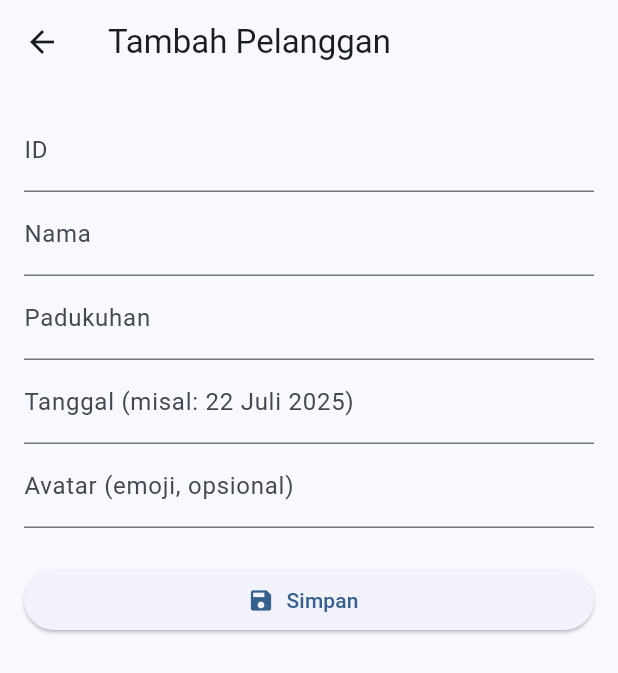
After one commit to Harwas/catat_meter, a Flutter app: the screen it shows after launch, after a tap on the "add" icon, on a phone screen of 412 x 824 dp. The commit adds this screen. Shown: the top 673 px of the screen. Run offline on Flutter 3.47's test engine with Material 3 defaults, Android fonts, the phone set to English and light mode, and no system bars; our stand-ins replace firebase_core, firebase_database; accounts and stored records are empty.

Commit message:
menambahkan fungsi create
lesgooooooo

```diff
--- a/lib/screens/pelanggan_screen.dart
+++ b/lib/screens/pelanggan_screen.dart
@@ -1,9 +1,7 @@
-// ignore_for_file: prefer_const_constructors
-
 import 'package:flutter/material.dart';
+import 'package:firebase_database/firebase_database.dart';
 import 'detail_pelanggan_screen.dart';
-import 'package:pdf/widgets.dart' as pw;
-import 'package:printing/printing.dart';
+import 'tambah_pelanggan_screen.dart';
 
 class PelangganScreen extends StatefulWidget {
   @override
@@ -11,29 +9,29 @@ class PelangganScreen extends StatefulWidget {
 }
 
 class _PelangganScreenState extends State<PelangganScreen> {
-  List<Map<String, String>> pelangganList = [
-    {
-      'id': 'P1001A',
-      'nama': 'Budi Santoso',
-      'alamat': 'Padukuhan A',
-      'tanggal': '22 Juli 2025',
-      'avatar': '👨'
-    },
-    {
-      'id': 'R1002A',
-      'nama': 'Siti Aminah',
-      'alamat': 'Padukuhan B',
-      'tanggal': '22 Juli 2025',
-      'avatar': '👩'
-    },
-    {
-      'id': 'R1003A',
-      'nama': 'Andi Wijaya',
-      'alamat': 'Padukuhan C',
-      'tanggal': '22 Juli 2025',
-      'avatar': '👱'
-    },
-  ];
+  List<Map<String, String>> pelangganList = [];
+
+  @override
+  void initState() {
+    super.initState();
+    _loadPelangganFromFirebase();
+  }
+
+  Future<void> _loadPelangganFromFirebase() async {
+    final dbRef = FirebaseDatabase.instance.ref('pelanggan');
+    final snapshot = await dbRef.get();
+    if (snapshot.exists) {
+      final data = snapshot.value as Map?;
+      pelangganList = [];
+      if (data != null) {
+        data.forEach((key, value) {
+          final map = Map<String, dynamic>.from(value);
+          pelangganList.add(map.map((k, v) => MapEntry(k, v.toString())));
+        });
+      }
+      setState(() {});
+    }
+  }
 
   @override
   Widget build(BuildContext context) {
@@ -48,7 +46,23 @@ class _PelangganScreenState extends State<PelangganScreen> {
           ],
         ),
       ),
-      floatingActionButtonLocation: FloatingActionButtonLocation.centerDocked,
+      floatingActionButton: FloatingActionButton(
+        onPressed: () async {
+          // Navigasi ke screen tambah pelanggan
+          final result = await Navigator.push(
+            context,
+            MaterialPageRoute(builder: (_) => TambahPelangganScreen()),
+          );
+          if (result != null) {
+            // Jika ada data baru, reload dari Firebase
+            _loadPelangganFromFirebase();
+          }
+        },
+        backgroundColor: Colors.blue,
+        child: const Icon(Icons.add, color: Colors.white),
+        tooltip: 'Tambah Pelanggan',
+      ),
+      floatingActionButtonLocation: FloatingActionButtonLocation.endDocked,
     );
   }
 
@@ -99,6 +113,9 @@ class _PelangganScreenState extends State<PelangganScreen> {
   }
 
   Widget _buildPelangganList() {
+    if (pelangganList.isEmpty) {
+      return Center(child: Text('Belum ada data pelanggan.'));
+    }
     return ListView.builder(
       padding: EdgeInsets.only(bottom: 80),
       itemCount: pelangganList.length,
@@ -148,13 +165,6 @@ class _PelangganScreenState extends State<PelangganScreen> {
                   crossAxisAlignment: CrossAxisAlignment.end,
                   children: [
                     Text(pelanggan['id'] ?? '', style: TextStyle(color: Colors.blue, fontWeight: FontWeight.bold)),
-                    SizedBox(height: 8),
-                    GestureDetector(
-                      onTap: () {
-                        _tambahPelanggan(data: pelanggan, index: index);
-                      },
-                      child: Icon(Icons.edit, color: Colors.blueAccent),
-                    ),
                   ],
                 ),
               ],
@@ -171,56 +181,6 @@ class _PelangganScreenState extends State<PelangganScreen> {
       child: Container(
         height: 60,
         color: Colors.yellow[100],
-      ),
-    );
-  }
-
-  void _tambahPelanggan({Map<String, String>? data, int? index}) {
-    final idController = TextEditingController(text: data?['id'] ?? '');
-    final namaController = TextEditingController(text: data?['nama'] ?? '');
-    final alamatController = TextEditingController(text: data?['alamat'] ?? '');
-    final tanggalController = TextEditingController(text: data?['tanggal'] ?? '');
-
-    showDialog(
-      context: context,
-      builder: (_) => AlertDialog(
-        title: Text(index == null ? 'Tambah Pelanggan' : 'Edit Pelanggan'),
-        content: SingleChildScrollView(
-          child: Column(
-            children: [
-              TextField(controller: idController, decoration: InputDecoration(labelText: 'ID')),
-              TextField(controller: namaController, decoration: InputDecoration(labelText: 'Nama')),
-              TextField(controller: alamatController, decoration: InputDecoration(labelText: 'Padukuhan')),
-              TextField(controller: tanggalController, decoration: InputDecoration(labelText: 'Tanggal')),
-            ],
-          ),
-        ),
-        actions: [
-          TextButton(
-            onPressed: () => Navigator.pop(context),
-            child: Text('Batal'),
-          ),
-          ElevatedButton(
-            onPressed: () {
-              setState(() {
-                final newData = {
-                  'id': idController.text,
-                  'nama': namaController.text,
-                  'alamat': alamatController.text,
-                  'tanggal': tanggalController.text,
-                  'avatar': data?['avatar'] ?? '👤',
-                };
-                if (index != null) {
-                  pelangganList[index] = newData;
-                } else {
-                  pelangganList.add(newData);
-                }
-              });
-              Navigator.pop(context);
-            },
-            child: Text('Simpan'),
-          ),
-        ],
       ),
     );
   }
--- /dev/null
+++ b/lib/screens/tambah_pelanggan_screen.dart
@@ -0,0 +1,87 @@
+import 'package:flutter/material.dart';
+import 'package:firebase_database/firebase_database.dart';
+
+class TambahPelangganScreen extends StatefulWidget {
+  const TambahPelangganScreen({Key? key}) : super(key: key);
+
+  @override
+  State<TambahPelangganScreen> createState() => _TambahPelangganScreenState();
+}
+
+class _TambahPelangganScreenState extends State<TambahPelangganScreen> {
+  final _formKey = GlobalKey<FormState>();
+  final idController = TextEditingController();
+  final namaController = TextEditingController();
+  final alamatController = TextEditingController();
+  final tanggalController = TextEditingController();
+  final avatarController = TextEditingController();
+
+  bool _loading = false;
+
+  void _simpanPelanggan() async {
+    if (!_formKey.currentState!.validate()) return;
+    setState(() => _loading = true);
+
+    final pelanggan = {
+      'id': idController.text,
+      'nama': namaController.text,
+      'alamat': alamatController.text,
+      'tanggal': tanggalController.text,
+      'avatar': avatarController.text.isNotEmpty ? avatarController.text : '👤',
+    };
+
+    await FirebaseDatabase.instance
+        .ref('pelanggan/${pelanggan['id']}')
+        .set(pelanggan);
+
+    setState(() => _loading = false);
+    Navigator.pop(context, pelanggan);
+  }
+
+  @override
+  Widget build(BuildContext context) {
+    return Scaffold(
+      appBar: AppBar(title: const Text('Tambah Pelanggan')),
+      body: Padding(
+        padding: const EdgeInsets.all(16.0),
+        child: Form(
+          key: _formKey,
+          child: ListView(
+            children: [
+              TextFormField(
+                controller: idController,
+                decoration: InputDecoration(labelText: 'ID'),
+                validator: (v) => v == null || v.isEmpty ? 'ID wajib diisi' : null,
+              ),
+              TextFormField(
+                controller: namaController,
+                decoration: InputDecoration(labelText: 'Nama'),
+                validator: (v) => v == null || v.isEmpty ? 'Nama wajib diisi' : null,
+              ),
+              TextFormField(
+                controller: alamatController,
+                decoration: InputDecoration(labelText: 'Padukuhan'),
+                validator: (v) => v == null || v.isEmpty ? 'Padukuhan wajib diisi' : null,
+              ),
+              TextFormField(
+                controller: tanggalController,
+                decoration: InputDecoration(labelText: 'Tanggal (misal: 22 Juli 2025)'),
+                validator: (v) => v == null || v.isEmpty ? 'Tanggal wajib diisi' : null,
+              ),
+              TextFormField(
+                controller: avatarController,
+                decoration: InputDecoration(labelText: 'Avatar (emoji, opsional)'),
+              ),
+              const SizedBox(height: 24),
+              ElevatedButton.icon(
+                onPressed: _loading ? null : _simpanPelanggan,
+                icon: Icon(Icons.save),
+                label: Text(_loading ? 'Menyimpan...' : 'Simpan'),
+              )
+            ],
+          ),
+        ),
+      ),
+    );
+  }
+}
```
